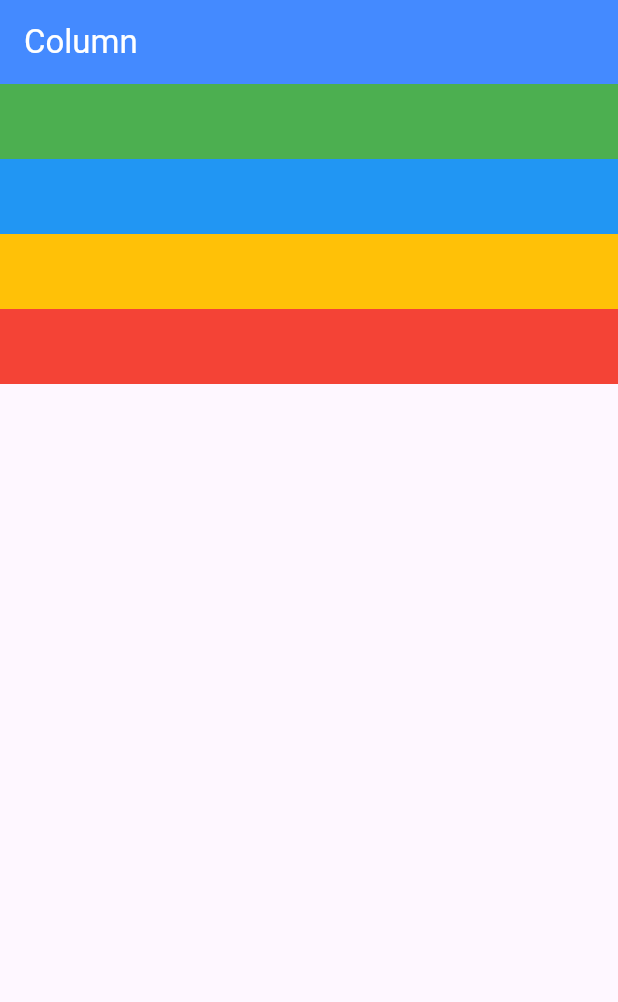
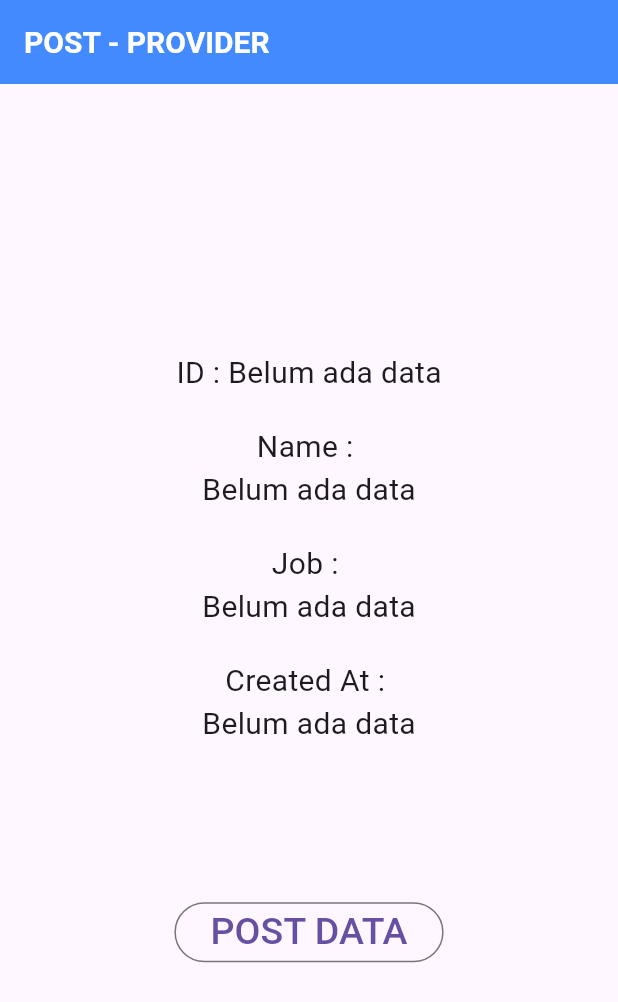
Before and after one commit to Sandydht/first_app, a Flutter app: the screen it shows after launch, on a phone screen of 412 x 824 dp. Shown: the top 1002 px of the screen. Run offline on Flutter 3.47's test engine with Material 3 defaults, Android fonts, the phone set to English and light mode, and no system bars.

Commit message:
feat: HTTP Request POST

```diff
--- a/lib/main.dart
+++ b/lib/main.dart
@@ -1,49 +1,24 @@
 import 'package:flutter/material.dart';
+import 'package:provider/provider.dart';
+
+import 'package:first_app/models/http_provider.dart';
+import 'package:first_app/pages/home_provider.dart';
+// import 'package:first_app/pages/home_stateful.dart';
 
 void main() {
-  runApp(const MyApp());
+  runApp(MyApp());
 }
 
 class MyApp extends StatelessWidget {
-  const MyApp({super.key});
+  MyApp({super.key});
 
   @override
   Widget build(BuildContext context) {
     return MaterialApp(
-      home: Scaffold(
-        appBar: AppBar(
-          title: const Text(
-            'Column',
-            style: TextStyle(color: Colors.white),
-          ),
-          backgroundColor: Colors.blueAccent,
-        ),
-        body: Column(
-          mainAxisAlignment: MainAxisAlignment.start,
-          crossAxisAlignment: CrossAxisAlignment.start,
-          children: [
-            Container(
-              // width: 200,
-              height: 50,
-              color: Colors.green,
-            ),
-            Container(
-              // width: 50,
-              height: 50,
-              color: Colors.blue,
-            ),
-            Container(
-              // width: 100,
-              height: 50,
-              color: Colors.amber,
-            ),
-            Container(
-              // width: 300,
-              height: 50,
-              color: Colors.red,
-            )
-          ]
-        ),
+      debugShowCheckedModeBanner: false,
+      home: ChangeNotifierProvider(
+        create: (context) => HttpProvider(),
+        child: HomeProvider(),
       ),
     );
   }
--- /dev/null
+++ b/lib/models/http_provider.dart
@@ -0,0 +1,26 @@
+import 'package:flutter/material.dart';
+import 'dart:convert';
+import 'package:http/http.dart' as http;
+
+class HttpProvider with ChangeNotifier {
+  Map<String, dynamic> _data = {};
+
+  Map<String, dynamic> get data => _data;
+
+  int get totalData => data.length;
+
+  void connectAPI(String name, String job) async {
+    Uri url = Uri.parse("https://reqres.in/api/users");
+
+    var hasilResponse = await http.post(
+      url,
+      body: {
+        "name": name,
+        "job": job,
+      },
+    );
+
+    _data = json.decode(hasilResponse.body);
+    notifyListeners();
+  }
+}
--- /dev/null
+++ b/lib/models/http_stateful.dart
@@ -0,0 +1,31 @@
+import 'dart:convert';
+import 'package:http/http.dart' as http;
+
+class HttpStateful {
+  String? id;
+  String? name;
+  String? job;
+  String? createdAt;
+
+  HttpStateful({ this.id, this.name, this.job, this.createdAt });
+
+  static Future<HttpStateful> connectAPI(String name, String job) async {
+    Uri url = Uri.parse('https://reqres.in/api/users');
+
+    var response = await http.post(
+      url,
+      body: {
+        'name': name,
+        'job': job
+      }
+    );
+
+    var responseJson = json.decode(response.body);
+    return HttpStateful(
+      id: responseJson['id'],
+      name: responseJson['name'],
+      job: responseJson['job'],
+      createdAt: responseJson['createdAt']
+    );
+  }
+}
--- /dev/null
+++ b/lib/pages/home_provider.dart
@@ -0,0 +1,86 @@
+import 'package:first_app/models/http_provider.dart';
+import 'package:flutter/material.dart';
+import 'package:provider/provider.dart';
+
+class HomeProvider extends StatelessWidget {
+  HomeProvider({super.key});
+
+  @override
+  Widget build(BuildContext context) {
+    final httpProvider = Provider.of<HttpProvider>(context);
+
+    return Scaffold(
+      appBar: AppBar(
+        backgroundColor: Colors.blueAccent,
+        title: Text(
+          "POST - PROVIDER",
+          style: TextStyle(
+            fontSize: 20,
+            fontWeight: FontWeight.bold,
+            color: Colors.white
+          ),
+        ),
+      ),
+      body: Container(
+        width: double.infinity,
+        margin: const EdgeInsets.all(20),
+        child: Column(
+          mainAxisAlignment: MainAxisAlignment.center,
+          children: [
+            FittedBox(
+              child: Consumer<HttpProvider>(
+                builder:(context, value, child) => Text(
+                  value.data['id'] == null ? "ID : Belum ada data" : 'ID : ${value.data['id']}',
+                  style: TextStyle(fontSize: 20),
+                ),
+              ),
+            ),
+            SizedBox(height: 20),
+            FittedBox(child: Text("Name : ", style: TextStyle(fontSize: 20))),
+            FittedBox(
+              child: Consumer<HttpProvider>(
+                builder:(context, value, child) => Text(
+                  value.data['name'] == null ? "Belum ada data" : '${value.data['name']}',
+                  style: TextStyle(fontSize: 20),
+                ),
+              ),
+            ),
+            SizedBox(height: 20),
+            FittedBox(child: Text("Job : ", style: TextStyle(fontSize: 20))),
+            FittedBox(
+              child: Consumer<HttpProvider>(
+                builder:(context, value, child) => Text(
+                  value.data['job'] == null ? "Belum ada data" : '${value.data['job']}',
+                  style: TextStyle(fontSize: 20),
+                ),
+              ),
+            ),
+            SizedBox(height: 20),
+            FittedBox(
+                child: Text("Created At : ", style: TextStyle(fontSize: 20))),
+            FittedBox(
+              child: Consumer<HttpProvider>(
+                builder:(context, value, child) => Text(
+                  value.data['createdAt'] == null ? "Belum ada data" : '${value.data['createdAt']}',
+                  style: TextStyle(fontSize: 20),
+                ),
+              ),
+            ),
+            SizedBox(height: 100),
+            OutlinedButton(
+              onPressed: () {
+                httpProvider.connectAPI('Joni', 'Back-end Developer');
+              },
+              child: Text(
+                "POST DATA",
+                style: TextStyle(
+                  fontSize: 25,
+                ),
+              ),
+            ),
+          ],
+        ),
+      ),
+    );
+  }
+}
--- a/pubspec.yaml
+++ b/pubspec.yaml
@@ -9,6 +9,8 @@ environment:
 dependencies:
   flutter:
     sdk: flutter
+  http: ^1.2.1
+  provider: ^6.1.2
 
 dev_dependencies:
   flutter_test:
```
Also changed, not shown: lib/pages/home_stateful.dart (added, +92 -0 lines), pubspec.lock.
